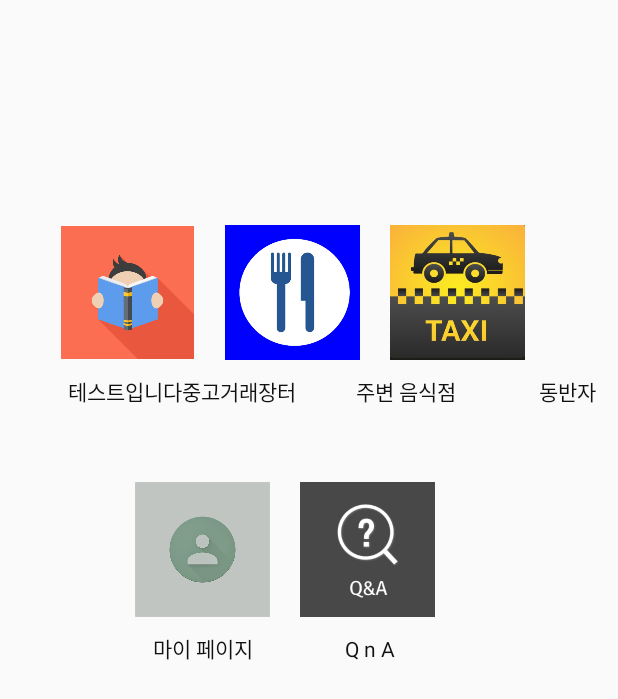
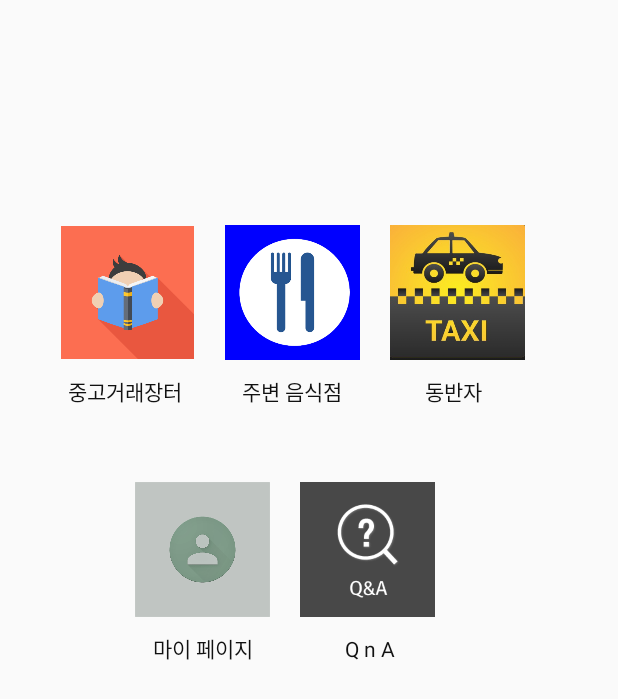
Before and after one commit to mofari/graduation, an Android app: the MainActivity screen opened directly, with no data from a screen before it, on a phone screen of 412 x 824 dp. Shown: the top 699 px of the screen. Run offline under Robolectric (Android 15) with nearby library versions, the phone set to English and light mode, and no system bars.

Commit message:
테스트키

```diff
--- a/app/src/main/res/layout/activity_main.xml
+++ b/app/src/main/res/layout/activity_main.xml
@@ -45,12 +45,6 @@
             android:paddingLeft="45dp"
             android:orientation="horizontal">
 
-            <TextView
-
-                android:layout_width="wrap_content"
-                android:layout_height="wrap_content"
-                android:text="테스트입니다"
-                android:textColor="#111111"/>
 
 
             <TextView
```
